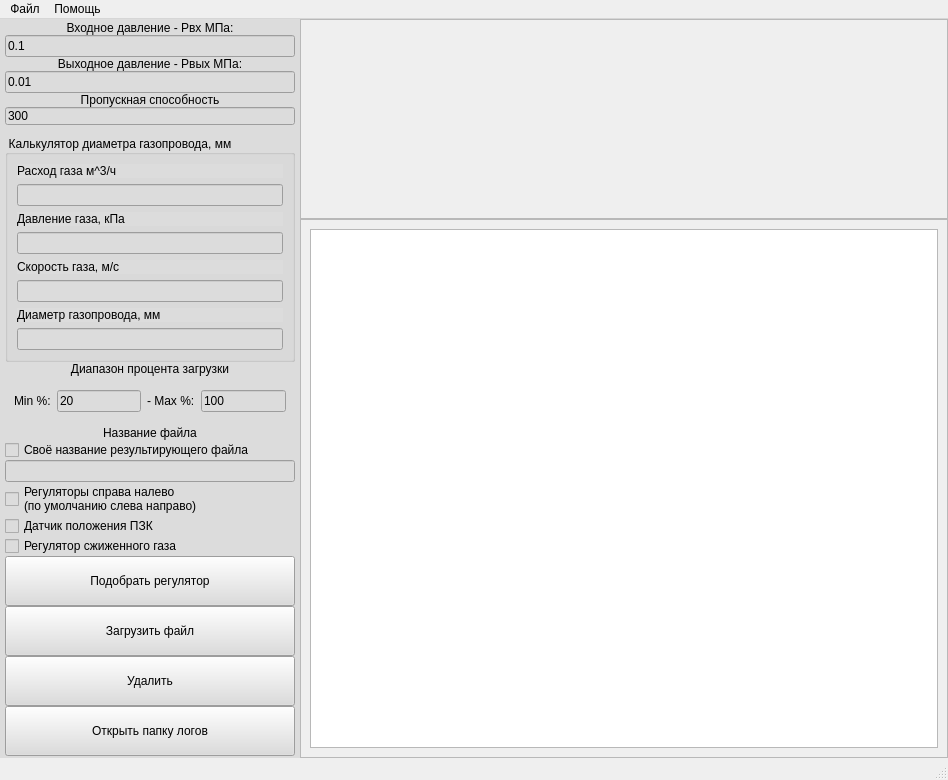
VladislavKiseliov/task_regulator_selection_program, file src/mainwindow.ui: the form before one commit.
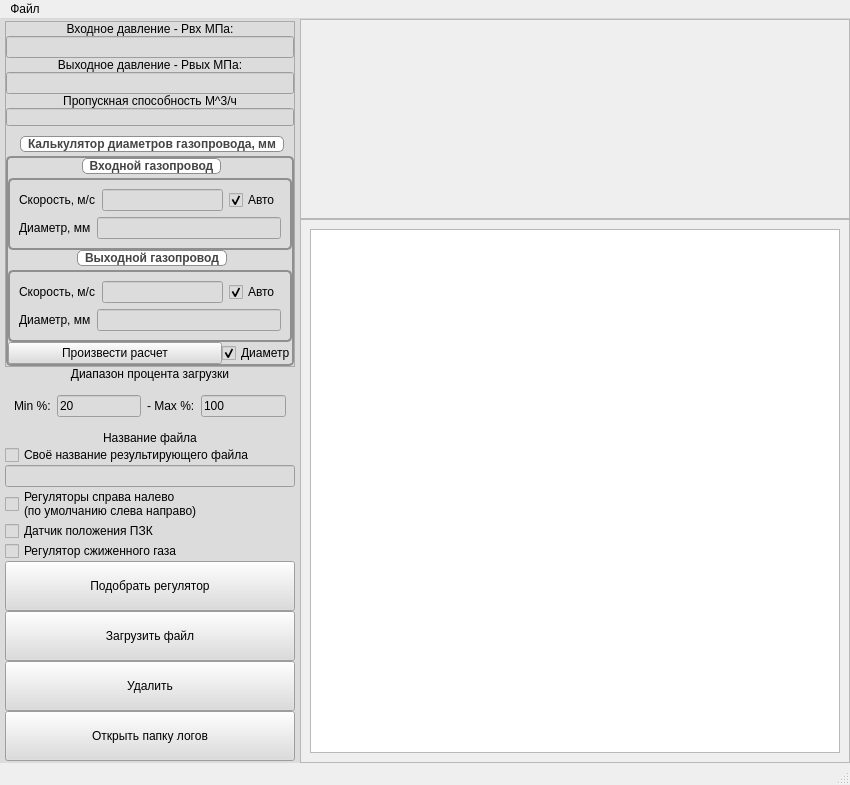
The form after the commit. Icons and pictures are not drawn.

Commit message: добавлен модуль калькулятора диаметра труб и скорости газа

Patch:
```diff
--- a/src/mainwindow.ui
+++ b/src/mainwindow.ui
@@ -6,10 +6,16 @@
    <rect>
     <x>0</x>
     <y>0</y>
-    <width>948</width>
-    <height>757</height>
+    <width>850</width>
+    <height>765</height>
    </rect>
   </property>
+  <property name="minimumSize">
+   <size>
+    <width>800</width>
+    <height>0</height>
+   </size>
+  </property>
   <property name="windowTitle">
    <string>Помощник конструктора ГПМ</string>
   </property>
@@ -62,6 +68,30 @@
         <number>2</number>
        </property>
        <item>
+        <widget class="QFrame" name="frame">
+         <property name="frameShape">
+          <enum>QFrame::StyledPanel</enum>
+         </property>
+         <property name="frameShadow">
+          <enum>QFrame::Raised</enum>
+         </property>
+         <layout class="QVBoxLayout" name="verticalLayout_10">
+          <property name="spacing">
+           <number>0</number>
+          </property>
+          <property name="leftMargin">
+           <number>0</number>
+          </property>
+          <property name="topMargin">
+           <number>0</number>
+          </property>
+          <property name="rightMargin">
+           <number>0</number>
+          </property>
+          <property name="bottomMargin">
+           <number>0</number>
+          </property>
+          <item>
         <widget class="QLabel" name="label">
          <property name="maximumSize">
           <size>
@@ -80,7 +110,7 @@
        <item>
         <widget class="QLineEdit" name="input_PIn">
          <property name="text">
-          <string>0.1</string>
+             <string/>
          </property>
         </widget>
        </item>
@@ -103,7 +133,7 @@
        <item>
         <widget class="QLineEdit" name="input_POt">
          <property name="text">
-          <string>0.01</string>
+             <string/>
          </property>
         </widget>
        </item>
@@ -116,7 +146,7 @@
           </size>
          </property>
          <property name="text">
-          <string>Пропускная способность</string>
+             <string>Пропускная способность М^3/ч</string>
          </property>
          <property name="alignment">
           <set>Qt::AlignCenter</set>
@@ -129,66 +159,224 @@
           <string notr="true">    margin-bottom: 10px;</string>
          </property>
          <property name="text">
-          <string>300</string>
+             <string/>
          </property>
         </widget>
        </item>
        <item>
         <widget class="QGroupBox" name="groupBox">
+            <property name="styleSheet">
+             <string notr="true">QGroupBox {
+    border: 2px solid #8f8f91;
+    border-radius: 5px;
+    margin-top: 20px;
+    font-size: 12px;
+    font-weight: bold;
+    color: #2e2e2e;
+}
+
+QGroupBox::title {
+    subcontrol-origin: margin;
+    subcontrol-position: top center;
+    padding: 0 5px;
+    background-color: #ffffff;
+    border: 1px solid #8f8f91;
+    border-radius: 5px;
+    color: #444444;
+}
+
+QGroupBox::indicator {
+    border: 1px solid #8f8f91;
+    width: 13px;
+    height: 13px;
+    border-radius: 6px;
+}
+
+QGroupBox::indicator:unchecked {
+    background-color: #ffffff;
+}
+
+QGroupBox::indicator:checked {
+    background-color: #8f8f91;
+}
+</string>
+            </property>
          <property name="title">
-          <string>Калькулятор диаметра газопровода, мм</string>
+             <string>Калькулятор диаметров газопровода, мм</string>
          </property>
          <layout class="QVBoxLayout" name="verticalLayout_7">
+             <property name="spacing">
+              <number>0</number>
+             </property>
+             <property name="leftMargin">
+              <number>0</number>
+             </property>
+             <property name="topMargin">
+              <number>0</number>
+             </property>
+             <property name="rightMargin">
+              <number>0</number>
+             </property>
           <property name="bottomMargin">
-           <number>9</number>
+              <number>0</number>
           </property>
           <item>
-           <widget class="QLabel" name="label_">
-            <property name="styleSheet">
-             <string notr="true">border: 3px solid black;
-border: 1px;</string>
-            </property>
-            <property name="text">
-             <string>Расход газа м^3/ч</string>
-            </property>
-           </widget>
-          </item>
+              <widget class="QGroupBox" name="groupBox_2">
+               <property name="title">
+                <string>Входной газопровод</string>
+               </property>
+               <layout class="QVBoxLayout" name="verticalLayout_8">
           <item>
-           <widget class="QLineEdit" name="lineEdit_gas_consumption"/>
-          </item>
-          <item>
-           <widget class="QLabel" name="label_12">
-            <property name="text">
-             <string>Давление газа, кПа</string>
-            </property>
-           </widget>
-          </item>
-          <item>
-           <widget class="QLineEdit" name="lineEdit_gas_pressure"/>
-          </item>
+                 <layout class="QHBoxLayout" name="horizontalLayout_5">
           <item>
            <widget class="QLabel" name="label_10">
             <property name="text">
-             <string>Скорость газа, м/с</string>
+                     <string>Скорость, м/с</string>
             </property>
            </widget>
           </item>
           <item>
            <widget class="QLineEdit" name="lineEdit_gas_speed">
+                    <property name="maximumSize">
+                     <size>
+                      <width>155</width>
+                      <height>16777215</height>
+                     </size>
+                    </property>
             <property name="readOnly">
+                     <bool>false</bool>
+                    </property>
+                   </widget>
+                  </item>
+                  <item>
+                   <widget class="QCheckBox" name="QCB_Auto_Speed_In">
+                    <property name="text">
+                     <string>Авто</string>
+                    </property>
+                    <property name="checked">
              <bool>true</bool>
             </property>
            </widget>
           </item>
+                 </layout>
+                </item>
+                <item>
+                 <layout class="QHBoxLayout" name="horizontalLayout_6">
           <item>
            <widget class="QLabel" name="label_11">
             <property name="text">
-             <string>Диаметр газопровода, мм</string>
+                     <string>Диаметр, мм</string>
             </property>
            </widget>
           </item>
           <item>
-           <widget class="QLineEdit" name="lineEdit_diametet_of_gas_pipeline"/>
+                   <widget class="QLineEdit" name="lineEdit_diametet_of_gas_pipeline">
+                    <property name="maximumSize">
+                     <size>
+                      <width>184</width>
+                      <height>16777215</height>
+                     </size>
+                    </property>
+                   </widget>
+                  </item>
+                 </layout>
+                </item>
+               </layout>
+              </widget>
+             </item>
+             <item>
+              <widget class="QGroupBox" name="groupBox_3">
+               <property name="title">
+                <string>Выходной газопровод</string>
+               </property>
+               <layout class="QVBoxLayout" name="verticalLayout_9">
+                <item>
+                 <layout class="QHBoxLayout" name="horizontalLayout_9">
+                  <item>
+                   <widget class="QLabel" name="label_14">
+                    <property name="text">
+                     <string>Скорость, м/с</string>
+                    </property>
+                   </widget>
+                  </item>
+                  <item>
+                   <widget class="QLineEdit" name="lineEdit_gas_speed_out">
+                    <property name="maximumSize">
+                     <size>
+                      <width>155</width>
+                      <height>16777215</height>
+                     </size>
+                    </property>
+                    <property name="readOnly">
+                     <bool>false</bool>
+                    </property>
+                   </widget>
+                  </item>
+                  <item>
+                   <widget class="QCheckBox" name="QCB_Auto_Speed_Out">
+                    <property name="text">
+                     <string>Авто</string>
+                    </property>
+                    <property name="checked">
+                     <bool>true</bool>
+                    </property>
+                   </widget>
+                  </item>
+                 </layout>
+                </item>
+                <item>
+                 <layout class="QHBoxLayout" name="horizontalLayout_10">
+                  <item>
+                   <widget class="QLabel" name="label_15">
+                    <property name="text">
+                     <string>Диаметр, мм</string>
+                    </property>
+                   </widget>
+                  </item>
+                  <item>
+                   <widget class="QLineEdit" name="lineEdit_diametet_of_gas_pipeline_out">
+                    <property name="maximumSize">
+                     <size>
+                      <width>184</width>
+                      <height>16777215</height>
+                     </size>
+                    </property>
+                   </widget>
+                  </item>
+                 </layout>
+                </item>
+               </layout>
+              </widget>
+             </item>
+             <item>
+              <layout class="QHBoxLayout" name="horizontalLayout_3">
+               <item>
+                <widget class="QPushButton" name="pushButton_make_calculation">
+                 <property name="text">
+                  <string>Произвести расчет</string>
+                 </property>
+                </widget>
+               </item>
+               <item>
+                <widget class="QCheckBox" name="QCB_male_diam_or_speed">
+                 <property name="maximumSize">
+                  <size>
+                   <width>70</width>
+                   <height>16777215</height>
+                  </size>
+                 </property>
+                 <property name="text">
+                  <string>Диаметр</string>
+                 </property>
+                 <property name="checked">
+                  <bool>true</bool>
+                 </property>
+                </widget>
+               </item>
+              </layout>
+             </item>
+            </layout>
+           </widget>
           </item>
          </layout>
         </widget>
@@ -224,6 +412,12 @@
           </size>
          </property>
          <layout class="QHBoxLayout" name="horizontalLayout_2">
+          <property name="topMargin">
+           <number>0</number>
+          </property>
+          <property name="bottomMargin">
+           <number>0</number>
+          </property>
           <item>
            <widget class="QLabel" name="label_5">
             <property name="maximumSize">
@@ -428,7 +622,7 @@
               <rect>
                <x>0</x>
                <y>0</y>
-               <width>646</width>
+               <width>548</width>
                <height>198</height>
               </rect>
              </property>
@@ -467,8 +661,8 @@
               <rect>
                <x>0</x>
                <y>0</y>
-               <width>646</width>
-               <height>514</height>
+               <width>548</width>
+               <height>522</height>
               </rect>
              </property>
              <layout class="QVBoxLayout" name="verticalLayout_4">
@@ -494,12 +688,13 @@
     </item>
    </layout>
   </widget>
+  <widget class="QStatusBar" name="statusbar"/>
   <widget class="QMenuBar" name="menubar">
    <property name="geometry">
     <rect>
      <x>0</x>
      <y>0</y>
-     <width>948</width>
+     <width>850</width>
      <height>21</height>
     </rect>
    </property>
@@ -509,18 +704,11 @@
     </property>
     <addaction name="action"/>
     <addaction name="separator"/>
-    <addaction name="action_3"/>
-   </widget>
-   <widget class="QMenu" name="menu_2">
-    <property name="title">
-     <string>Помощь</string>
-    </property>
+    <addaction name="buttom_menu_bar_exit"/>
    </widget>
    <addaction name="menu"/>
-   <addaction name="menu_2"/>
   </widget>
-  <widget class="QStatusBar" name="statusbar"/>
-  <action name="action">
+  <action name="buttom_menu_bar_open">
    <property name="text">
     <string>Открыть</string>
    </property>
```
Left out of the diff: 12 changed lines with no effect on the pictures. Lines whose indentation alone changed are shown as unchanged. The commit also changes 10 other files.
